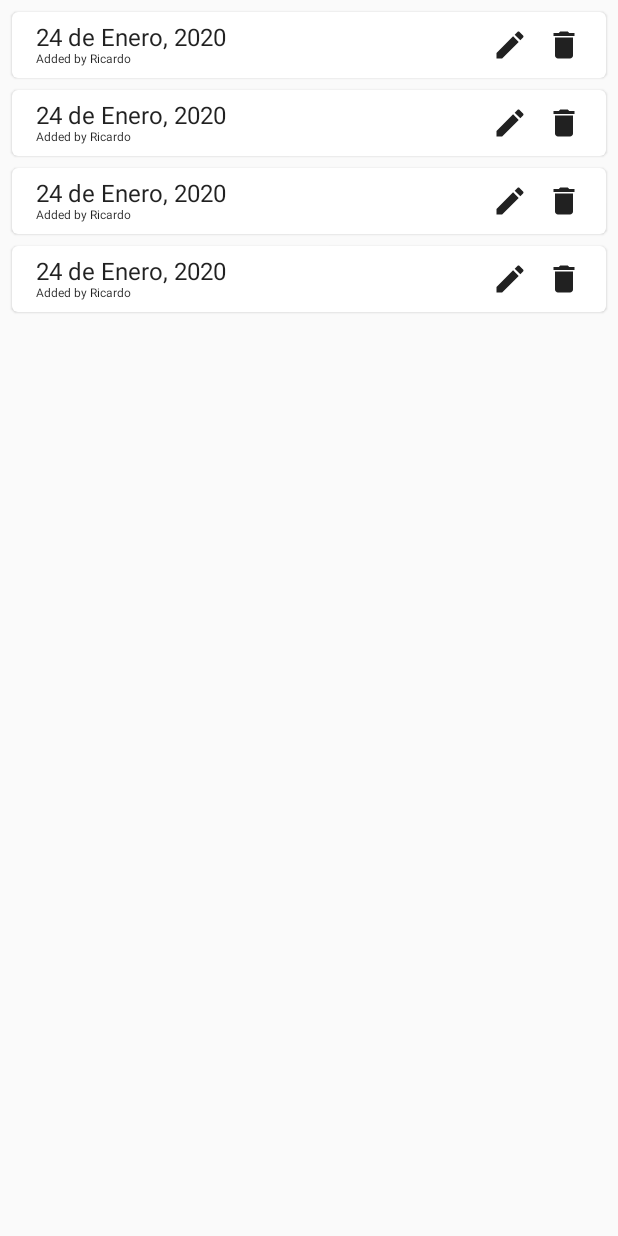
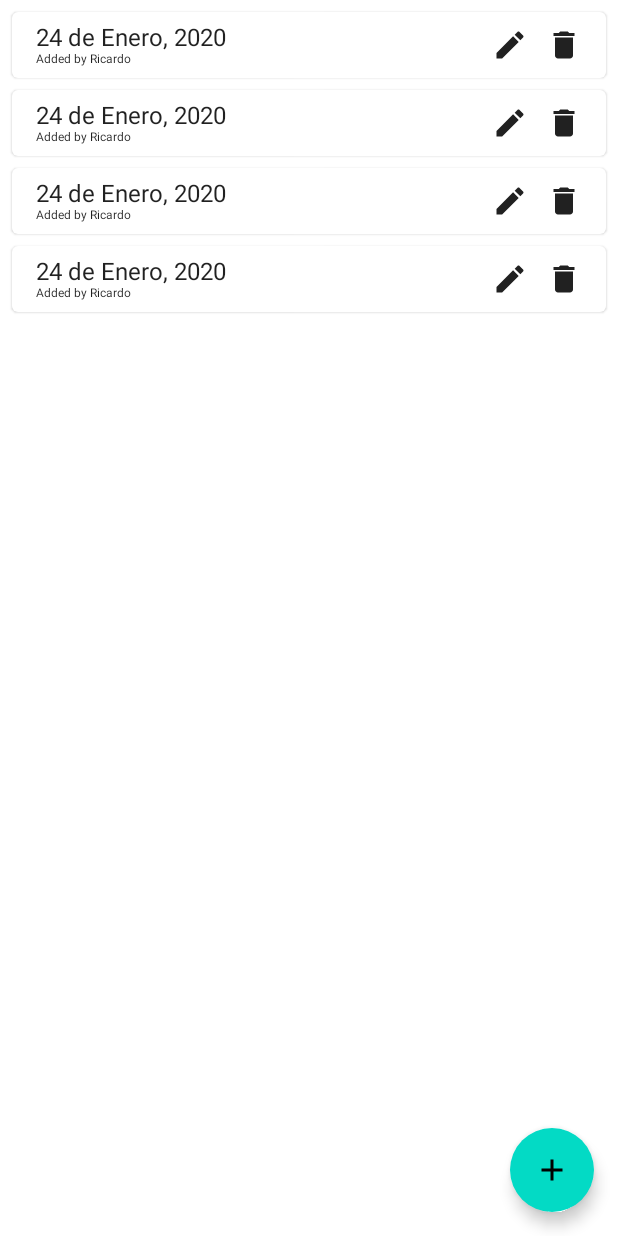
Before and after one commit to Castordera/Sleep-over-Calendar, an Android app built with Jetpack Compose: the screen it shows after launch (MainActivity), on a phone screen of 412 x 824 dp. Run offline under Robolectric (Android 15) with nearby library versions, the phone set to English and light mode, and no system bars; our stand-ins replace Dagger/Hilt's generated code.

Commit message:
Display Calendar dialog when click and add icons

```diff
--- /dev/null
+++ b/app/src/main/java/com/example/sleepschedule/common/CalendarExt.kt
@@ -0,0 +1,12 @@
+package com.example.sleepschedule.common
+
+import java.util.*
+
+val Calendar.year: Int
+    get() = this.get(Calendar.YEAR)
+
+val Calendar.month: Int
+    get() = this.get(Calendar.MONTH)
+
+val Calendar.day: Int
+    get() = this.get(Calendar.DAY_OF_MONTH)
--- /dev/null
+++ b/app/src/main/java/com/example/sleepschedule/ui/components/FAButton.kt
@@ -0,0 +1,31 @@
+package com.example.sleepschedule.ui.components
+
+import android.content.res.Configuration
+import androidx.compose.material.FloatingActionButton
+import androidx.compose.material.Icon
+import androidx.compose.runtime.Composable
+import androidx.compose.ui.res.painterResource
+import androidx.compose.ui.tooling.preview.Preview
+import com.example.sleepschedule.R
+import com.example.sleepschedule.ui.theme.SleepScheduleTheme
+
+@Composable
+fun FAButton(
+    onClickButton: () -> Unit
+) {
+    FloatingActionButton(onClick = { onClickButton() }) {
+        Icon(
+            painter = painterResource(id = R.drawable.ic_add),
+            contentDescription = null
+        )
+    }
+}
+
+@Preview
+@Preview(name = "Dark mode", uiMode = Configuration.UI_MODE_NIGHT_YES)
+@Composable
+fun Prev_FAButton() {
+    SleepScheduleTheme {
+        FAButton {}
+    }
+}
--- /dev/null
+++ b/app/src/main/java/com/example/sleepschedule/ui/screens/EmptyScheduleScreen.kt
@@ -0,0 +1,44 @@
+package com.example.sleepschedule.ui.screens
+
+import androidx.compose.foundation.Image
+import androidx.compose.foundation.layout.Arrangement
+import androidx.compose.foundation.layout.Column
+import androidx.compose.foundation.layout.fillMaxSize
+import androidx.compose.material.Surface
+import androidx.compose.material.Text
+import androidx.compose.runtime.Composable
+import androidx.compose.ui.Alignment
+import androidx.compose.ui.Modifier
+import androidx.compose.ui.res.painterResource
+import androidx.compose.ui.res.stringResource
+import androidx.compose.ui.tooling.preview.Preview
+import com.example.sleepschedule.R
+import com.example.sleepschedule.ui.theme.SleepScheduleTheme
+
+@Composable
+fun EmptyScheduleScreen(
+    modifier: Modifier = Modifier
+) {
+    Surface(
+        modifier = modifier.fillMaxSize()
+    ) {
+        Column(
+            verticalArrangement = Arrangement.Center,
+            horizontalAlignment = Alignment.CenterHorizontally
+        ) {
+            Image(
+                painter = painterResource(id = R.drawable.ic_delete),
+                contentDescription = null
+            )
+            Text(text = stringResource(id = R.string.empty_schedule))
+        }
+    }
+}
+
+@Preview(showSystemUi = true)
+@Composable
+fun Prev_EmptyScheduleScreen() {
+    SleepScheduleTheme {
+        EmptyScheduleScreen()
+    }
+}
--- a/app/src/main/java/com/example/sleepschedule/ui/screens/ScheduleScreen.kt
+++ b/app/src/main/java/com/example/sleepschedule/ui/screens/ScheduleScreen.kt
@@ -1,31 +1,53 @@
 package com.example.sleepschedule.ui.screens
 
+import android.app.DatePickerDialog
+import android.content.Context
+import android.widget.DatePicker
 import androidx.compose.foundation.layout.Arrangement
 import androidx.compose.foundation.layout.PaddingValues
 import androidx.compose.foundation.layout.padding
 import androidx.compose.foundation.lazy.LazyColumn
 import androidx.compose.foundation.lazy.items
+import androidx.compose.material.Scaffold
 import androidx.compose.runtime.Composable
+import androidx.compose.runtime.collectAsState
+import androidx.compose.runtime.getValue
 import androidx.compose.ui.Modifier
+import androidx.compose.ui.platform.LocalContext
 import androidx.compose.ui.tooling.preview.Preview
 import androidx.compose.ui.unit.dp
 import androidx.lifecycle.viewmodel.compose.viewModel
+import com.example.sleepschedule.common.day
+import com.example.sleepschedule.common.month
+import com.example.sleepschedule.common.year
+import com.example.sleepschedule.ui.components.FAButton
 import com.example.sleepschedule.ui.components.ScheduleItem
 import com.example.sleepschedule.ui.theme.SleepScheduleTheme
 import com.example.sleepschedule.ui.viewmodels.MainScheduleViewModel
+import java.util.*
 
 @Composable
 fun MainScheduleScreen(
-    modifier: Modifier = Modifier,
-    scheduleViewModel: MainScheduleViewModel = viewModel()
+    scheduleViewModel: MainScheduleViewModel = viewModel(),
+    onNavigateToAdd: () -> Unit
 ) {
-    val scheduleItems = listOf("Ulises", "Ricardo", "Castorena", "Caldera")
+    val uiState by scheduleViewModel.uiState.collectAsState()
+    val dialog = createCalendarDialog(LocalContext.current) { year, month, day ->
+        println("Date selected: $year - $month - $day")
+    }
+
+    Scaffold (
+        floatingActionButton = { FAButton { dialog.show() } }
+    ) { paddingValues ->
+        if (uiState.scheduleEvents.isNullOrEmpty()) {
+            EmptyScheduleScreen(Modifier.padding(paddingValues))
+        } else {
             LazyColumn(
                 verticalArrangement = Arrangement.spacedBy(8.dp),
                 contentPadding = PaddingValues(8.dp),
-        modifier = modifier
+                modifier = Modifier.padding(paddingValues)
             ) {
-        items(scheduleItems) {
+                items(uiState.scheduleEvents as List<String>) {
                     ScheduleItem(
                         onClickUpdate = {},
                         onClickDelete = {}
@@ -33,11 +55,32 @@ fun MainScheduleScreen(
                 }
             }
         }
+    }
+}
+
+private fun createCalendarDialog(
+    context: Context,
+    onDateSelected: (year: Int, month: Int, day: Int) -> Unit
+): DatePickerDialog {
+    val calendar = Calendar.getInstance()
+    //  Get current day
+    val mYear = calendar.year
+    val mMonth = calendar.month
+    val mDay = calendar.day
+
+    val mDatePickerDialog = DatePickerDialog(
+        context,
+        { _: DatePicker, year: Int, month: Int, mDayOfMonth: Int ->
+            onDateSelected(year, month, mDayOfMonth)
+        }, mYear, mMonth, mDay
+    )
+    return mDatePickerDialog
+}
 
 @Preview(showBackground = true, showSystemUi = true)
 @Composable
 fun Prev_MainScheduleScreen() {
     SleepScheduleTheme {
-        MainScheduleScreen()
+        MainScheduleScreen {}
     }
 }
--- /dev/null
+++ b/app/src/main/res/drawable/ic_add.xml
@@ -0,0 +1,5 @@
+<vector android:height="24dp" android:tint="#000000"
+    android:viewportHeight="24" android:viewportWidth="24"
+    android:width="24dp" xmlns:android="http://schemas.android.com/apk/res/android">
+    <path android:fillColor="@android:color/white" android:pathData="M19,13h-6v6h-2v-6H5v-2h6V5h2v6h6v2z"/>
+</vector>
--- a/app/src/main/res/values/strings.xml
+++ b/app/src/main/res/values/strings.xml
@@ -1,4 +1,5 @@
 <resources>
     <string name="app_name">SleepSchedule</string>
     <string name="date_added_by">Added by %s</string>
+    <string name="empty_schedule">No items yet.</string>
 </resources>
```
Lines whose indentation alone changed are shown as unchanged.
